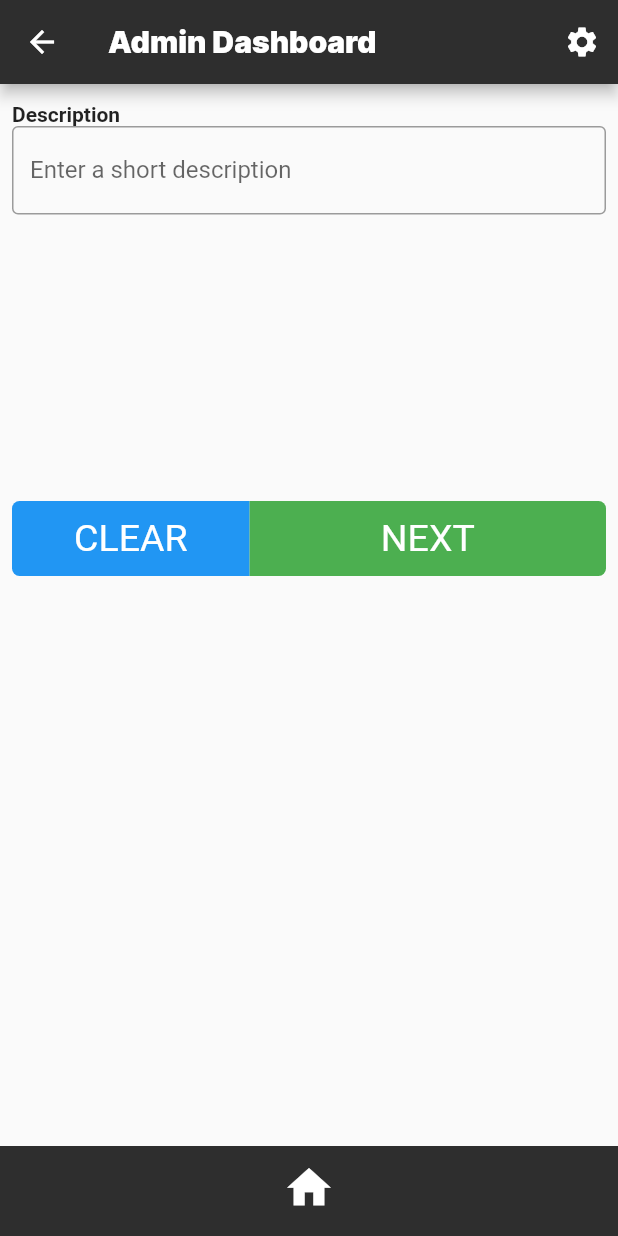
After one commit to subhangpati/admin_app_ui, a Flutter app: the AddServiceDescriptionPage screen opened directly, on a phone screen of 412 x 824 dp. The commit adds this screen. Run offline on Flutter 3.47's test engine with Material 2 defaults, Android fonts, the phone set to English and light mode, and no system bars; our stand-ins replace flutter_svg.

Commit message:
Add Service pages to be edited and settings page left

```diff
--- a/lib/constants.dart
+++ b/lib/constants.dart
@@ -1,7 +1,99 @@
 import 'package:flutter/material.dart';
-
+import 'components/bottomBarIcons.dart';
 const kBarColor = Color(0xFF2E2E2E);
 const kBackgroundColor = Color(0xFFFAFAFA);
 
 
 const kDeafaultPadding = 20.0;
+
+
+class BottomHomeNavButton extends StatelessWidget {
+  const BottomHomeNavButton({
+    Key key,
+  }) : super(key: key);
+
+  @override
+  Widget build(BuildContext context) {
+    return Container(
+      margin: const EdgeInsets.only(top: 1.0),
+      padding: EdgeInsets.symmetric(vertical: 10, horizontal: 20),
+      height: 60.0,
+      color: kBarColor,
+      child: Center(
+        child: bottom_nav_icons(
+            icons: Icon(
+              Icons.home,
+              size: 35.0,
+              color: Colors.white,
+            ),
+            on_Press: (){
+              Navigator.pop(context);
+            }
+        ),
+      ),
+    );
+  }
+}
+
+
+
+class BottomNextUpdateContainer extends StatelessWidget {
+  BottomNextUpdateContainer({this.onPressed});
+
+  final Function onPressed ;
+
+  @override
+  Widget build(BuildContext context) {
+    return Align(
+      alignment: FractionalOffset.bottomCenter,
+      child: Container(
+        height: 50.0,
+        child: Row(
+          children: <Widget>[
+            Expanded(
+              flex: 2,
+              child: InkWell(
+                onTap: () {},
+                child: Container(
+                  height: 50,
+                  decoration: BoxDecoration(
+                      color: Colors.blue,
+                      borderRadius: BorderRadius.only(topLeft:  Radius.circular(5.0), bottomLeft: Radius.circular(5.0))
+                  ),
+                  child: Center(
+                    child: Text(
+                      'CLEAR',
+                      style: TextStyle(
+                        color: Colors.white,
+                        fontSize: 25.0,
+                      ),
+                    ),
+                  ),
+                ),
+              ),
+            ),
+            Expanded(
+                flex: 3,
+                child: InkWell(
+                  onTap: onPressed,
+                  child: Container(
+                    height: 50,
+                    decoration: BoxDecoration(color: Colors.green,
+                        borderRadius: BorderRadius.only(topRight:  Radius.circular(5.0), bottomRight: Radius.circular(5.0))
+                    ),
+
+                    child: Center(
+                      child: Text(
+                        'NEXT',
+                        style: TextStyle(
+                            color: Colors.white, fontSize: 25.0),
+                      ),
+                    ),
+                  ),
+                ))
+          ],
+        ),
+      ),
+    );
+  }
+}
--- /dev/null
+++ b/lib/screens/AddServiceDescription.dart
@@ -0,0 +1,49 @@
+import 'package:flutter/material.dart';
+import 'package:admin_app_ui/components/navigation_bar.dart';
+import 'package:admin_app_ui/constants.dart';
+
+class AddServiceDescriptionPage extends StatefulWidget {
+  @override
+  _AddServiceDescriptionPageState createState() => _AddServiceDescriptionPageState();
+}
+
+class _AddServiceDescriptionPageState extends State<AddServiceDescriptionPage> {
+  @override
+  Widget build(BuildContext context) {
+    return Scaffold(
+      appBar: buildAppBar(),
+      body: SingleChildScrollView(
+          child: Container(
+            child: Padding(
+              padding: const EdgeInsets.only(left: 8.0 , right: 8.0 , top: 12.0 ),
+              child: Column(
+                crossAxisAlignment: CrossAxisAlignment.start,
+                children: <Widget>[
+                  Text('Description ' , style: TextStyle(
+                    fontWeight: FontWeight.bold
+                  ),),
+                  SizedBox(
+                    height: 250,
+                    width: double.infinity,
+                    child: TextField(
+                      keyboardType: TextInputType.multiline,
+                      minLines: 1,
+                      maxLines: 5,
+                      decoration: InputDecoration(
+                        border: OutlineInputBorder(),
+                        labelText: 'Enter a short description',
+                      ),
+                    ),
+                  ),
+                  BottomNextUpdateContainer(onPressed: (){
+
+                  },),
+                ],
+              ),
+            ),
+          ),
+      ),
+      bottomNavigationBar: BottomHomeNavButton(),
+    );
+  }
+}
--- a/lib/screens/addService.dart
+++ b/lib/screens/addService.dart
@@ -1,3 +1,4 @@
+import 'package:admin_app_ui/constants.dart';
 import 'package:flutter/cupertino.dart';
 import 'package:flutter/material.dart';
 import 'package:admin_app_ui/components/navigation_bar.dart';
@@ -163,6 +164,7 @@ class _addServicePageState extends State<addServicePage> {
           ),
         ),
       ),
+      bottomNavigationBar: BottomHomeNavButton(),
     );
   }
 }
```
Also changed, not shown: lib/screens/AddCategories.dart (+1 -18 lines), lib/screens/AddServicePhotoUpload.dart (added, +42 -0 lines).
